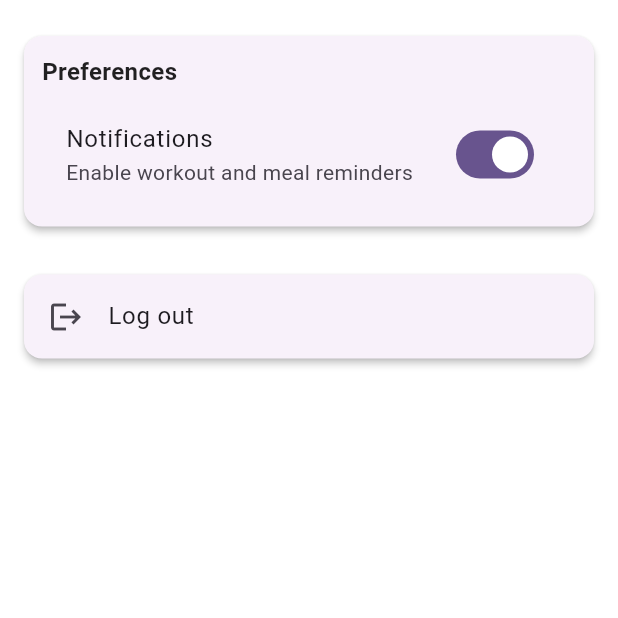
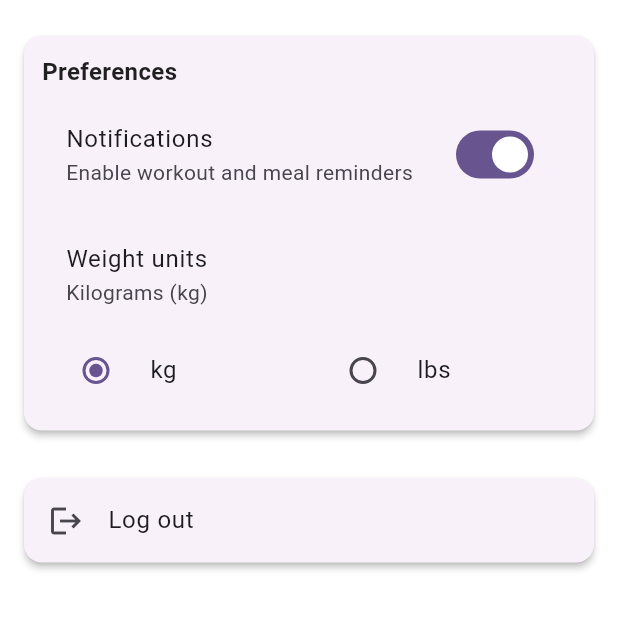
Before and after one commit to Abdullah-Mohammed-OTU/Mobile_Devices_project, a Flutter app: the SettingsPage screen opened directly, on a phone screen of 412 x 824 dp, the top half of it. Run offline on Flutter 3.47's test engine with Material 3 defaults, Android fonts, the phone set to English and light mode, and no system bars; our stand-ins replace flutter_local_notifications, sensors_plus, shared_preferences, sqflite; accounts and stored records are empty.

Commit message:
Add weights to workouts, unit choice in settings

```diff
--- a/project/lib/pages/settings_page.dart
+++ b/project/lib/pages/settings_page.dart
@@ -1,4 +1,5 @@
 import 'package:flutter/material.dart';
+import 'package:shared_preferences/shared_preferences.dart';
 
 import '../services/notifications_service.dart';
 
@@ -14,12 +15,34 @@ class SettingsPage extends StatefulWidget {
 class _SettingsPageState extends State<SettingsPage> {
   bool _notificationsEnabled = true;
   bool _loading = true;
+  String _weightUnit = 'kg'; // 'kg' or 'lbs'
 
   @override
   void initState() {
     super.initState();
     _notificationsEnabled = NotificationService.instance.enabled;
     _loading = false;
+    _loadWeightUnit();
+  }
+
+  Future<void> _loadWeightUnit() async {
+    try {
+      final prefs = await SharedPreferences.getInstance();
+      final u = prefs.getString('weight_unit') ?? 'kg';
+      setState(() {
+        _weightUnit = u;
+      });
+    } catch (e) {}
+  }
+
+  Future<void> _setWeightUnit(String unit) async {
+    setState(() {
+      _weightUnit = unit;
+    });
+    try {
+      final prefs = await SharedPreferences.getInstance();
+      await prefs.setString('weight_unit', unit);
+    } catch (e) {}
   }
 
   Future<void> _toggleNotifications(bool value) async {
@@ -49,6 +72,31 @@ class _SettingsPageState extends State<SettingsPage> {
                     value: _notificationsEnabled,
                     onChanged: _loading ? null : _toggleNotifications,
                   ),
+                  const SizedBox(height: 8),
+                  ListTile(
+                    title: const Text('Weight units'),
+                    subtitle: Text(_weightUnit == 'kg' ? 'Kilograms (kg)' : 'Pounds (lbs)'),
+                  ),
+                  Row(
+                    children: [
+                      Expanded(
+                        child: RadioListTile<String>(
+                          title: const Text('kg'),
+                          value: 'kg',
+                          groupValue: _weightUnit,
+                          onChanged: (v) => _setWeightUnit(v ?? 'kg'),
+                        ),
+                      ),
+                      Expanded(
+                        child: RadioListTile<String>(
+                          title: const Text('lbs'),
+                          value: 'lbs',
+                          groupValue: _weightUnit,
+                          onChanged: (v) => _setWeightUnit(v ?? 'lbs'),
+                        ),
+                      ),
+                    ],
+                  ),
                 ],
               ),
             ),
--- a/project/lib/workout_api/workout_db.dart
+++ b/project/lib/workout_api/workout_db.dart
@@ -13,26 +13,37 @@ class WorkoutDB {
     String path = join(await getDatabasesPath(), "workouts.db");
     return await openDatabase(
       path,
-      version: 1,
+      version: 2,
       onCreate: (Database db, int version) async {
         await db.execute("""
           CREATE TABLE workouts (
             id INTEGER PRIMARY KEY AUTOINCREMENT,
             exerciseName TEXT,
             sets INTEGER,
-            reps INTEGER
+            reps INTEGER,
+            weight REAL DEFAULT 0.0
           );"""
         );
+      },
+      onUpgrade: (Database db, int oldVersion, int newVersion) async {
+        if (oldVersion < 2) {
+          try {
+            await db.execute('ALTER TABLE workouts ADD COLUMN weight REAL DEFAULT 0.0');
+          } catch (e) {
+            // ignore errors (column may already exist)
+          }
+        }
       },
     );
   }
 
-  static Future<int> addWorkout(String name, int sets, int reps) async {
+  static Future<int> addWorkout(String name, int sets, int reps, double weight) async {
     final database = await db;
     return await database.insert("workouts", {
       "exerciseName": name,
       "sets": sets,
       "reps": reps,
+      "weight": weight,
     });
   }
 
```
Also changed, not shown: project/lib/pages/dashboard_page.dart (+31 -1 lines), project/lib/pages/workouts_page.dart (+29 -4 lines).
